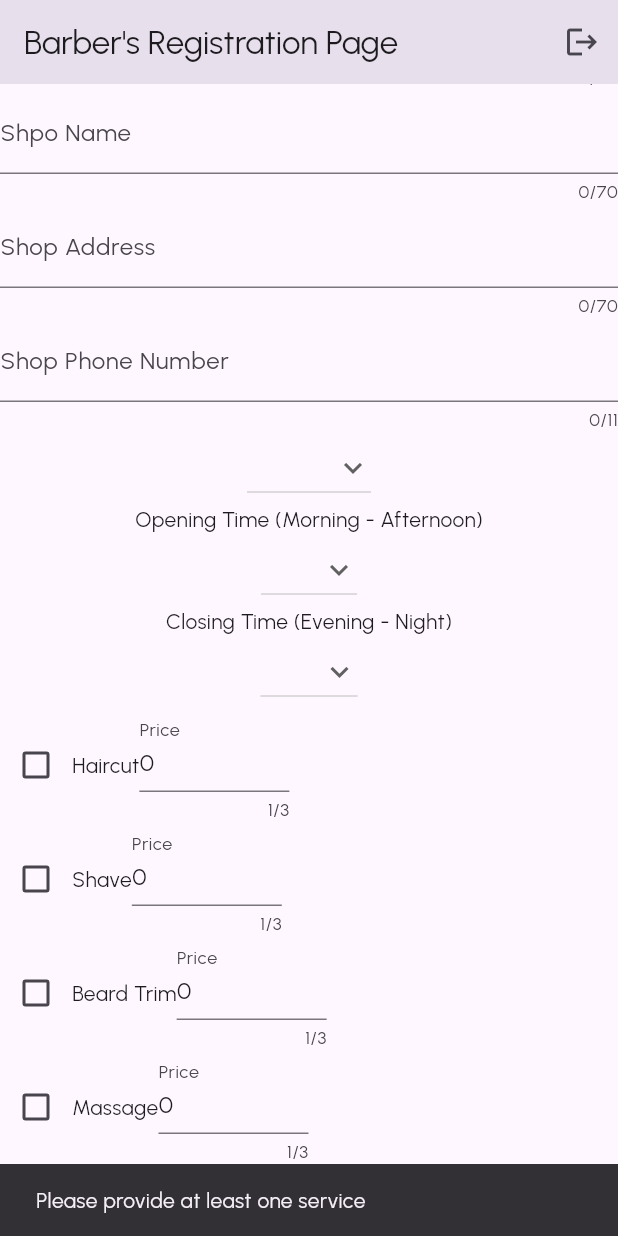
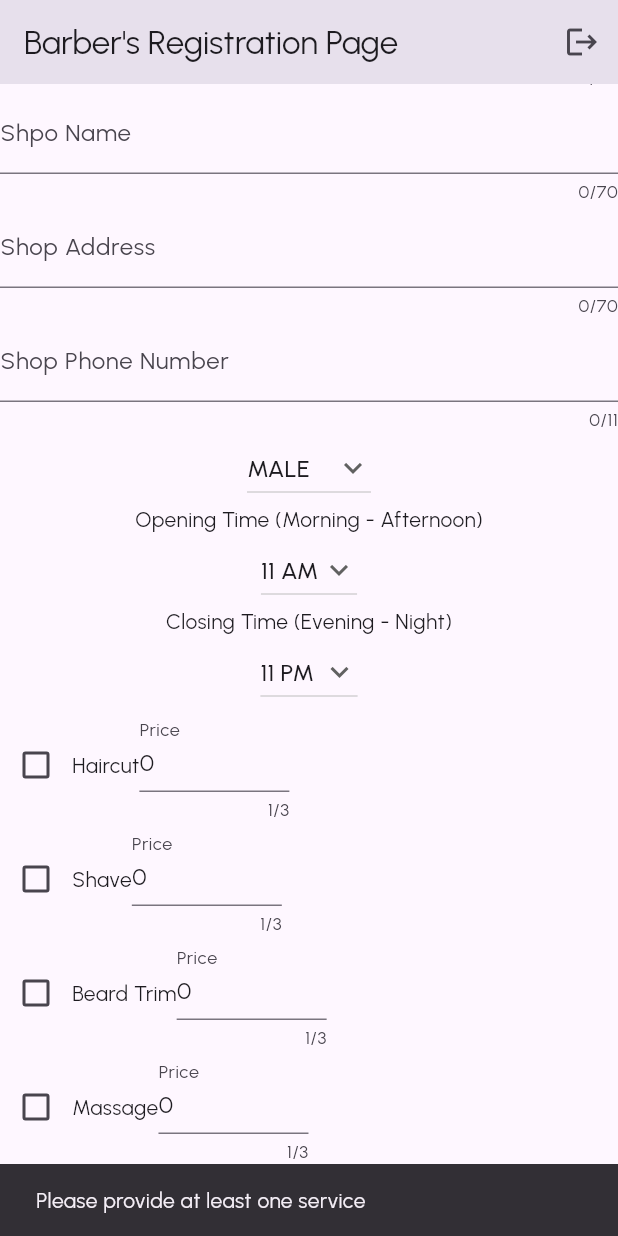
Before and after one commit to MahnoorWaseem/TrimTime-Flutter, a Flutter app: the BarberRegistrationPage screen opened directly with empty values, scrolled down 476 dp, after a tap on "Update Profile", on a phone screen of 412 x 824 dp. Run offline on Flutter 3.47's test engine with Material 3 defaults, Android fonts, the light colour scheme and no system bars; our stand-ins replace animated_text_kit, carousel_slider, cloud_firestore, firebase_auth, firebase_core, flutter_animate and 4 more; accounts and stored records are empty; network calls fail.

Commit message:
fix : bug in registration

```diff
--- a/lib/controller/firestore.dart
+++ b/lib/controller/firestore.dart
@@ -3,6 +3,7 @@ import 'package:firebase_auth/firebase_auth.dart';
 import 'package:intl/intl.dart';
 import 'package:trim_time/controller/date_time.dart';
 import 'package:trim_time/controller/local_storage.dart';
+import 'package:trim_time/controller/login.dart';
 import 'package:uuid/uuid.dart';
 
 getUserDataFromFirestore(String userId, bool isClient) async {
@@ -11,6 +12,7 @@ getUserDataFromFirestore(String userId, bool isClient) async {
   final collection = isClient ? 'clients' : 'barbers';
   CollectionReference users = FirebaseFirestore.instance.collection(collection);
   DocumentSnapshot _user = await users.doc(userId).get();
+
   return _user.data() as Map<String, dynamic>;
 }
 
--- a/lib/providers/sample_provider.dart
+++ b/lib/providers/sample_provider.dart
@@ -1,4 +1,5 @@
 import 'package:flutter/material.dart';
+import 'package:trim_time/controller/date_time.dart';
 import 'package:trim_time/controller/firestore.dart';
 import 'package:intl/intl.dart';
 import 'package:trim_time/controller/local_storage.dart';
@@ -26,7 +27,10 @@ class SampleProvider with ChangeNotifier {
   bool createBookingCIP = false;
 
   // Client side States
-  String clientGender = 'male';
+  String clientGender = 'male'; // used in client registeration screen
+  String barberGender = 'male'; // used in barber registeration screen
+  int barberOpeningTime = OPENING_TIME; // used in barber registeration screen
+  int barberClosingTime = CLOSING_TIME; // used in barber registeration screen
   Map<String, dynamic> selectedBarber = {};
   String selectedService = '';
   late String selectedServiceName = getSelectedServiceName();
@@ -34,8 +38,23 @@ class SampleProvider with ChangeNotifier {
   Map selectedSlot = {};
   late List slotsToShow = getSlotsToShow();
 
+  updateBarberOpeningTime(int value) {
+    barberOpeningTime = value;
+    notifyListeners();
+  }
+
+  updateBarberClosingTime(int value) {
+    barberClosingTime = value;
+    notifyListeners();
+  }
+
   updateClientGEnder(String value) {
     clientGender = value;
+    notifyListeners();
+  }
+
+  updateBarberGender(String value) {
+    barberGender = value;
     notifyListeners();
   }
 
--- a/lib/views/barberScreens/registeration_barber.dart
+++ b/lib/views/barberScreens/registeration_barber.dart
@@ -41,9 +41,9 @@ class _BarberRegistrationPageState extends State<BarberRegistrationPage> {
   final isClient = false;
   // bool _isLoading = true;
 
-  late String genderDropDownValue;
-  late int openingTimeDropDownValue;
-  late int closingTimeDropDownValue;
+  // late String genderDropDownValue;
+  // late int openingTimeDropDownValue;
+  // late int closingTimeDropDownValue;
   late bool? isProvidingHaircut;
   late bool? isProvidingShave;
   late bool? isProvidingBeardTrim;
@@ -67,9 +67,9 @@ class _BarberRegistrationPageState extends State<BarberRegistrationPage> {
     isProvidingShave = widget.services['2']['isProviding'];
     isProvidingBeardTrim = widget.services['3']['isProviding'];
     isProvidingMassage = widget.services['4']['isProviding'];
-    genderDropDownValue = widget.gender;
-    openingTimeDropDownValue = widget.openingTime;
-    closingTimeDropDownValue = widget.closingTime;
+    // genderDropDownValue = widget.gender;
+    // openingTimeDropDownValue = widget.openingTime;
+    // closingTimeDropDownValue = widget.closingTime;
     // _isLoading = false;
     // });
   }
@@ -199,9 +199,11 @@ class _BarberRegistrationPageState extends State<BarberRegistrationPage> {
                   labelText: 'Shop Phone Number',
                 ),
               ),
-              DropdownButton(
+              Consumer<SampleProvider>(
+                builder: (context, provider, child) {
+                  return DropdownButton(
                     // Initial Value
-                value: genderDropDownValue,
+                    value: provider.barberGender,
 
                     icon: const Icon(Icons.keyboard_arrow_down),
 
@@ -213,15 +215,17 @@ class _BarberRegistrationPageState extends State<BarberRegistrationPage> {
                     }).toList(),
 
                     onChanged: (String? newValue) {
-                  setState(() {
-                    genderDropDownValue = newValue!;
-                  });
+                      provider.updateBarberGender(newValue!);
+                    },
+                  );
                 },
               ),
               const Text('Opening Time (Morning - Afternoon)'),
-              DropdownButton(
+              Consumer<SampleProvider>(
+                builder: (context, provider, child) {
+                  return DropdownButton(
                     // Initial Value
-                value: openingTimeDropDownValue,
+                    value: provider.barberOpeningTime,
 
                     icon: const Icon(Icons.keyboard_arrow_down),
 
@@ -237,15 +241,17 @@ class _BarberRegistrationPageState extends State<BarberRegistrationPage> {
                     }).toList(),
 
                     onChanged: (int? newValue) {
-                  setState(() {
-                    openingTimeDropDownValue = newValue!;
-                  });
+                      provider.updateBarberOpeningTime(newValue!);
+                    },
+                  );
                 },
               ),
               const Text('Closing Time (Evening - Night)'),
-              DropdownButton(
+              Consumer<SampleProvider>(
+                builder: (context, provider, child) {
+                  return DropdownButton(
                     // Initial Value
-                value: closingTimeDropDownValue,
+                    value: provider.barberClosingTime,
 
                     icon: const Icon(Icons.keyboard_arrow_down),
 
@@ -257,9 +263,9 @@ class _BarberRegistrationPageState extends State<BarberRegistrationPage> {
                     }).toList(),
 
                     onChanged: (int? newValue) {
-                  setState(() {
-                    closingTimeDropDownValue = newValue!;
-                  });
+                      provider.updateBarberClosingTime(newValue!);
+                    },
+                  );
                 },
               ),
               Row(
@@ -369,17 +375,17 @@ class _BarberRegistrationPageState extends State<BarberRegistrationPage> {
                           'nickName': nickNameController.text,
                           'email': emailController.text,
                           'phoneNumber': phoneNumberController.text,
-                          'gender': genderDropDownValue.toLowerCase(),
+                          'gender': sampleProvider.barberGender.toLowerCase(),
                           'address': addressController.text,
                           'shopName': shopNameController.text,
                           'shopAddress': shopAddressController.text,
-                          'openingTime': openingTimeDropDownValue,
-                          'closingTime': closingTimeDropDownValue,
+                          'openingTime': sampleProvider.barberOpeningTime,
+                          'closingTime': sampleProvider.barberClosingTime,
                           'shopPhoneNumber': shopPhoneNumberController.text,
                           'availability': generate7DaysSlots(
                               DateTime.now(),
-                              openingTimeDropDownValue,
-                              closingTimeDropDownValue),
+                              sampleProvider.barberOpeningTime,
+                              sampleProvider.barberClosingTime),
                           'services': {
                             '1': {
                               'serviceId': '1',
--- a/lib/views/homescreenclient/homecontent.dart
+++ b/lib/views/homescreenclient/homecontent.dart
@@ -75,14 +75,14 @@ class _HomeContentState extends State<HomeContent> {
                       Consumer<SampleProvider>(
                         builder: (context, provider, child) {
                           // remove if-block if issue creates
-                          if (!provider.invalidateHomeDataInitializtion) {
+                          // if (!provider.invalidateHomeDataInitializtion) {
                           provider.setUserData(localData['userData']);
                           provider.uid = localData['userData']['uid'];
                           provider.invalidateHomeDataInitializtion = true;
                           provider.setAllBarbers(widget.allBarbers);
                           provider.setAllBookings(widget.allBookings);
                           print('update user datafrom home ');
-                          }
+                          // }
                           return Text(
                             'Hello, ${provider.userData['name']} 👋',
                             style: TextStyle(
```
Lines whose indentation alone changed are shown as unchanged.
